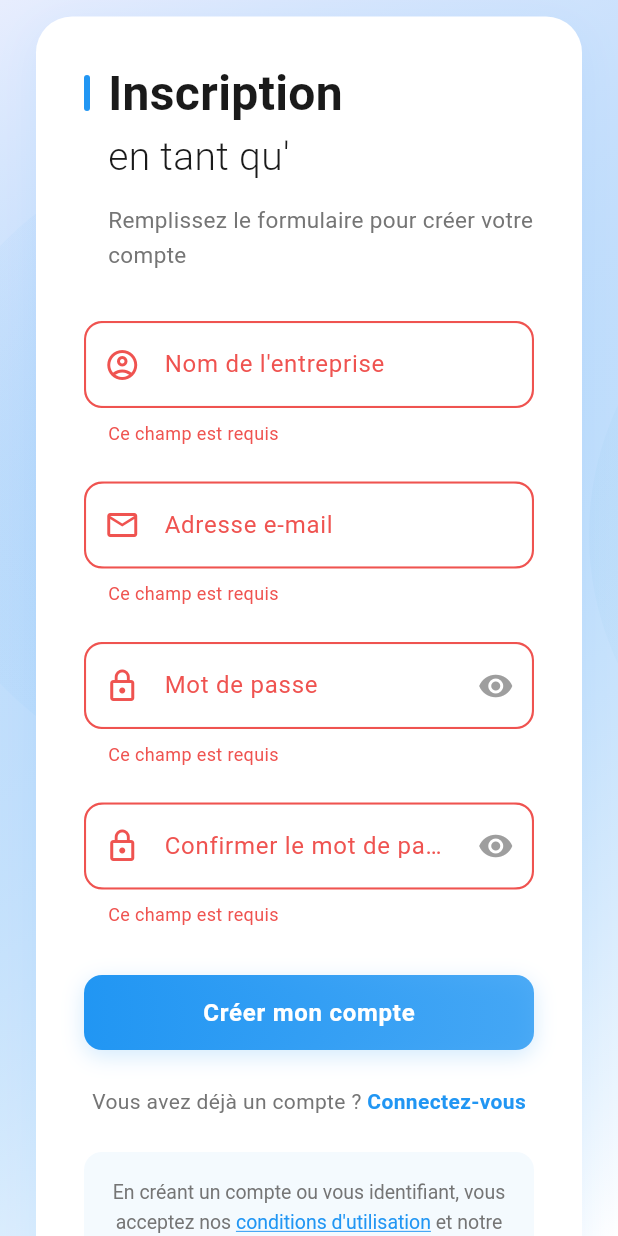
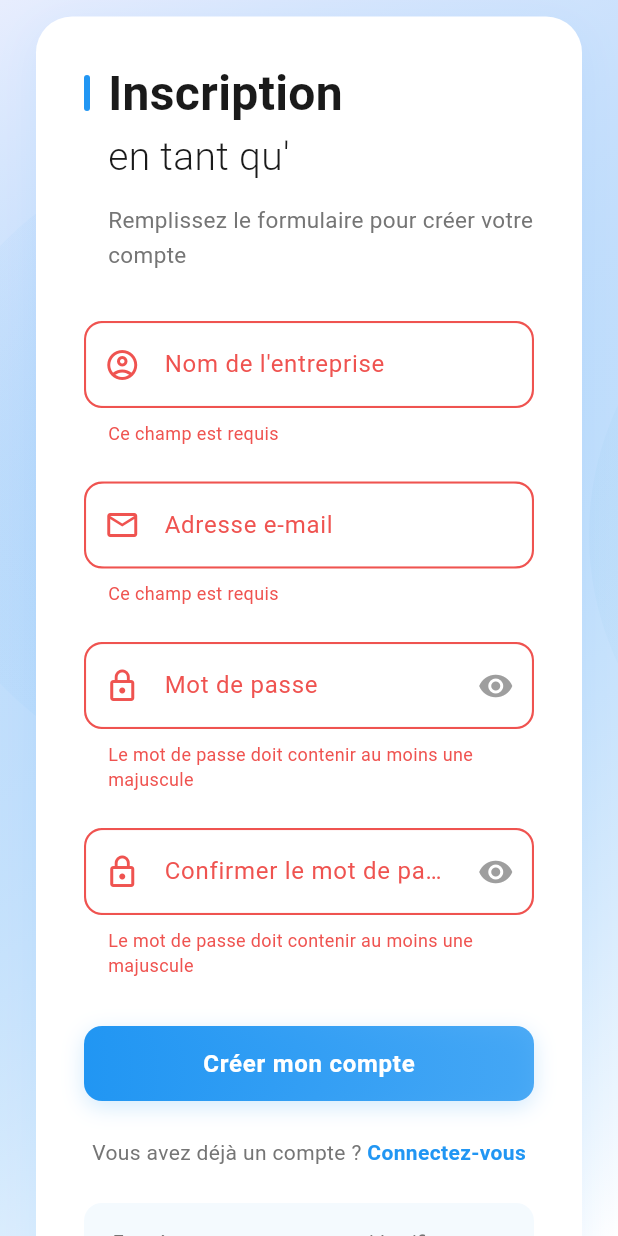
Before and after one commit to Junqo-org/junqo-platform, a Flutter app: the Register screen opened directly with empty values, scrolled down 110 dp, after a tap on "Créer mon compte", on a phone screen of 412 x 824 dp. Run offline on Flutter 3.47's test engine with Material 3 defaults, Android fonts, the phone set to English and light mode, and no system bars; project files that could hold a hidden picture were left out.

Commit message:
code rabbit modification

```diff
--- a/junqo_front/lib/main.dart
+++ b/junqo_front/lib/main.dart
@@ -1,6 +1,5 @@
 import 'package:flutter/material.dart';
 import 'pages/welcome.dart';
-import 'pages/home_page.dart';
 
 void main() => runApp(MyApp());
 
@@ -10,7 +9,7 @@ class MyApp extends StatelessWidget {
     return const MaterialApp(
       debugShowCheckedModeBanner: false,
       title: 'Login Screen',
-      home: HomePage(),
+      home: Welcome(),
     );
   }
 }
--- a/junqo_front/lib/pages/home_page.dart
+++ b/junqo_front/lib/pages/home_page.dart
@@ -1,5 +1,7 @@
 import 'package:flutter/material.dart';
 import '../widgets/navbar.dart';
+
+
 
 class HomePage extends StatefulWidget {
   const HomePage({Key? key}) : super(key: key);
@@ -15,10 +17,8 @@ class _HomePageState extends State<HomePage> {
       backgroundColor: Colors.white,
       body: Column(
         children: [
-          // Navbar en haut avec l'index 0 pour Home
           const Navbar(currentIndex: 0),
 
-          // Contenu principal
           Expanded(
             child: SingleChildScrollView(
               child: Center(
--- a/junqo_front/lib/pages/interview.dart
+++ b/junqo_front/lib/pages/interview.dart
@@ -150,7 +150,7 @@ class _InterviewState extends State<Interview> {
                         if (!isUserMessage)
                           CircleAvatar(
                             backgroundImage:
-                                AssetImage("assets/ai_avatar.png"),
+                                AssetImage("images/ai_avatar.png"),
                             radius: 24,
                           ),
                         const SizedBox(width: 8),
@@ -178,7 +178,7 @@ class _InterviewState extends State<Interview> {
                         if (isUserMessage)
                           CircleAvatar(
                             backgroundImage:
-                                AssetImage("assets/user_avatar.png"),
+                                AssetImage("images/profile_placeholder.jpg"),
                             radius: 24,
                           ),
                       ],
--- a/junqo_front/lib/pages/login.dart
+++ b/junqo_front/lib/pages/login.dart
@@ -1,4 +1,5 @@
   import 'package:flutter/material.dart';
+  import 'home_page.dart';
   import 'dart:math' as math;
   import 'type_selection.dart';
   import 'welcome.dart';
@@ -555,6 +556,10 @@
                     //_nameController.text
                     //_rememberMe
                     //userType
+                    Navigator.push(
+                      context,
+                      MaterialPageRoute(builder: (context) => const HomePage()),
+                    );
                   }
                 },
                 borderRadius: BorderRadius.circular(12),
--- a/junqo_front/lib/pages/register.dart
+++ b/junqo_front/lib/pages/register.dart
@@ -54,6 +54,7 @@ class _RegisterState extends State<Register> with TickerProviderStateMixin {
       }
 
       // Validation de l'email
+
       if (_emailController.text.trim().isEmpty) {
         _emailError = 'Ce champ est requis';
         isValid = false;
@@ -76,6 +77,18 @@ class _RegisterState extends State<Register> with TickerProviderStateMixin {
       } else {
         _passwordError = null;
         _passwordsMatch = true;
+      }
+      if (_passwordController.text.length < 8) {
+        setState(() {
+          _passwordError = 'Le mot de passe doit contenir au moins 8 caractères';
+          isValid = false;
+        });
+      }
+      if (!RegExp(r'[A-Z]').hasMatch(_passwordController.text)) {
+        setState(() {
+          _passwordError = 'Le mot de passe doit contenir au moins une majuscule';
+          isValid = false;
+        });
       }
     });
     return isValid;
--- a/junqo_front/lib/widgets/navbar.dart
+++ b/junqo_front/lib/widgets/navbar.dart
@@ -42,10 +42,9 @@ class _NavbarState extends State<Navbar> {
       default:
         return;
     }
-
-    Navigator.pushReplacement(
-      context,
+    Navigator.of(context).pushAndRemoveUntil(
       MaterialPageRoute(builder: (context) => page),
+      (route) => false,
     );
   }
 
--- a/junqo_front/pubspec.yaml
+++ b/junqo_front/pubspec.yaml
@@ -46,4 +46,5 @@ dev_dependencies:
 flutter:
   uses-material-design: true
   assets:
+    - assets/icons/
     - assets/images/
```
Also changed, not shown: junqo_front/assets/images/ai_avatar.png (added).
